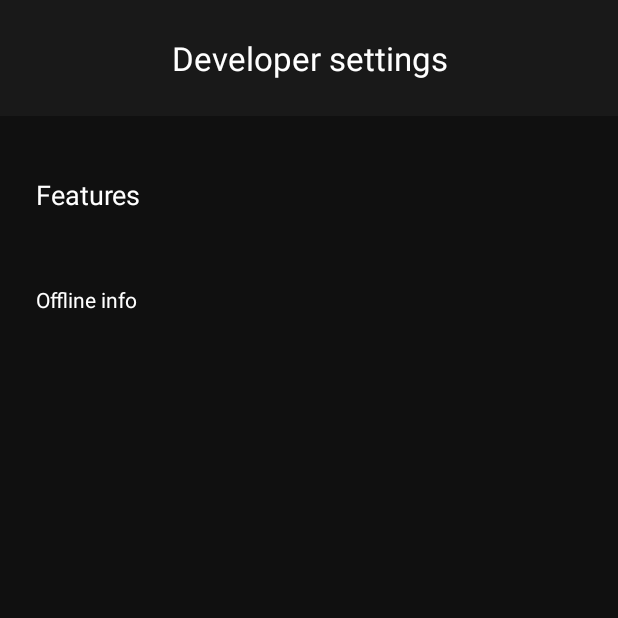
After one commit to NevMem/MoneySaverAndroid, an Android app: the DevSettingsActivity screen opened directly, with no data from a screen before it, on a phone screen of 412 x 824 dp, the top half of it. The commit adds this screen. Run offline under Robolectric (Android 15) with nearby library versions, the phone set to English and light mode, and no system bars; our stand-ins replace Dagger/Hilt's generated code, Room's generated code, Volley; network calls fail.

Commit message:
DevSettings page with all available features

```diff
--- a/app/src/main/AndroidManifest.xml
+++ b/app/src/main/AndroidManifest.xml
@@ -26,6 +26,7 @@
         <activity android:name=".activity.MonthDescriptionActivity" />
         <activity android:name=".activity.RegisterActivity" />
         <activity android:name=".activity.SettingsActivity" />
+        <activity android:name=".activity.DevSettingsActivity" />
     </application>
 
 </manifest>
--- /dev/null
+++ b/app/src/main/java/com/nevmem/moneysaver/activity/DevSettingsActivity.kt
@@ -0,0 +1,55 @@
+package com.nevmem.moneysaver.activity
+
+import android.os.Bundle
+import android.view.View
+import android.widget.TextView
+import androidx.fragment.app.FragmentActivity
+import androidx.lifecycle.Observer
+import androidx.lifecycle.ViewModelProviders
+import com.nevmem.moneysaver.R
+import com.nevmem.moneysaver.utils.UnitsHelper
+import kotlinx.android.synthetic.main.dev_settings_page.*
+
+class DevSettingsActivity : FragmentActivity() {
+    lateinit var viewModel: DevSettingsPageViewModel
+
+    override fun onCreate(savedInstanceState: Bundle?) {
+        super.onCreate(savedInstanceState)
+        setContentView(R.layout.dev_settings_page)
+
+        viewModel = ViewModelProviders.of(this).get(DevSettingsPageViewModel::class.java)
+
+        viewModel.features().observe(this, Observer {
+            if (it != null) {
+                featuresAnchor.removeAllViews()
+
+                it.forEach { featureIt -> run {
+                    val view = createFeatureView(featureIt.description, featureIt.isEnabled)
+                    view.setOnClickListener {
+                        viewModel.toggleFeature(featureIt.featureName)
+                    }
+                    featuresAnchor.addView(view)
+                }}
+            }
+        })
+    }
+
+    private fun createFeatureView(featureName: String, isActive: Boolean): View {
+        val textView = TextView(this)
+        textView.text = featureName
+
+        textView.setPadding(0,
+            UnitsHelper.fromDp(24f, resources.displayMetrics).toInt(),
+            0,
+            UnitsHelper.fromDp(24f, resources.displayMetrics).toInt())
+
+        if (isActive) {
+            val drawable = resources.getDrawable(R.drawable.check_icon_white)
+            val size = UnitsHelper.fromDp(24f, resources.displayMetrics).toInt()
+            drawable.setBounds(0, 0, size, size)
+            textView.setCompoundDrawables(null, null, drawable, null)
+        }
+
+        return textView
+    }
+}
--- /dev/null
+++ b/app/src/main/java/com/nevmem/moneysaver/activity/DevSettingsPageViewModel.kt
@@ -0,0 +1,42 @@
+package com.nevmem.moneysaver.activity
+
+import android.app.Application
+import android.util.Log
+import androidx.lifecycle.AndroidViewModel
+import androidx.lifecycle.LiveData
+import androidx.lifecycle.MutableLiveData
+import com.nevmem.moneysaver.App
+import com.nevmem.moneysaver.data.Features
+import com.nevmem.moneysaver.data.SettingsManager
+import com.nevmem.moneysaver.data.SettingsManagerListener
+import javax.inject.Inject
+
+class ToggleableFeature(val featureName: String, val description: String, val isEnabled: Boolean)
+
+class DevSettingsPageViewModel(app: Application): AndroidViewModel(app), SettingsManagerListener {
+    @Inject
+    lateinit var settingsManager: SettingsManager
+
+    private val features = MutableLiveData<List<ToggleableFeature>>()
+    fun features(): LiveData<List<ToggleableFeature>> = features
+
+    init {
+        app as App
+        app.appComponent.inject(this)
+
+        settingsManager.subscribe(this)
+        onFeaturesUpdated()
+    }
+
+    fun toggleFeature(featureName: String) {
+        settingsManager.toggleFeature(featureName)
+    }
+
+    override fun onFeaturesUpdated() {
+        val arr = ArrayList<ToggleableFeature>()
+        Features.availableFeatures.forEach {
+            arr.add(ToggleableFeature(it.second, it.first, settingsManager.isFeatureEnabled(it.second)))
+        }
+        features.postValue(arr)
+    }
+}
--- a/app/src/main/java/com/nevmem/moneysaver/activity/SettingsActivity.kt
+++ b/app/src/main/java/com/nevmem/moneysaver/activity/SettingsActivity.kt
@@ -31,9 +31,18 @@ class SettingsActivity : AppCompatActivity() {
 
         setupTagsAdapter()
 
+        devSettingsButton.setOnClickListener {
+            openDevSettings()
+        }
+
         logoutButton.setOnClickListener {
             logout()
         }
+    }
+
+    private fun openDevSettings() {
+        val intent = Intent(this, DevSettingsActivity::class.java)
+        startActivity(intent)
     }
 
     private fun setupTagsAdapter() {
--- a/app/src/main/java/com/nevmem/moneysaver/dagger/components/AppComponent.kt
+++ b/app/src/main/java/com/nevmem/moneysaver/dagger/components/AppComponent.kt
@@ -38,4 +38,5 @@ interface AppComponent {
     fun inject(manageTagsWalletsAdapter: ManageTagsWalletsAdapter)
     fun inject(dashboardPageDescriptions: DashboardPageDescriptions)
     fun inject(dashboardFragmentViewModel: DashboardFragmentViewModel)
+    fun inject(devSettingsPageViewModel: DevSettingsPageViewModel)
 }
--- a/app/src/main/java/com/nevmem/moneysaver/data/Features.kt
+++ b/app/src/main/java/com/nevmem/moneysaver/data/Features.kt
@@ -3,5 +3,9 @@ package com.nevmem.moneysaver.data
 abstract class Features {
     companion object {
         const val FEATURE_OFFLINE_INFO = "enable_offline_info"
+
+        val availableFeatures: ArrayList<Pair<String, String>> = arrayListOf(
+            Pair("Offline info", FEATURE_OFFLINE_INFO)
+        )
     }
 }
--- a/app/src/main/java/com/nevmem/moneysaver/data/SettingsManagerImpl.kt
+++ b/app/src/main/java/com/nevmem/moneysaver/data/SettingsManagerImpl.kt
@@ -43,6 +43,7 @@ class SettingsManagerImpl @Inject constructor(
             executor.execute {
                 appDatabase.featuresDao().insert(Feature(featureName))
             }
+            notifyFeaturesChanged()
         }
     }
 
@@ -52,6 +53,7 @@ class SettingsManagerImpl @Inject constructor(
             executor.execute {
                 appDatabase.featuresDao().delete(Feature(featureName))
             }
+            notifyFeaturesChanged()
         }
     }
 
--- /dev/null
+++ b/app/src/main/res/drawable/check_icon_white.xml
@@ -0,0 +1,6 @@
+<vector
+    android:height="24dp" android:tint="#FFF"
+    android:viewportHeight="24.0" android:viewportWidth="24.0"
+    android:width="24dp" xmlns:android="http://schemas.android.com/apk/res/android">
+    <path android:fillColor="#AA000000" android:pathData="M9,16.17L4.83,12l-1.42,1.41L9,19 21,7l-1.41,-1.41z"/>
+</vector>
--- /dev/null
+++ b/app/src/main/res/layout/dev_settings_page.xml
@@ -0,0 +1,43 @@
+<?xml version="1.0" encoding="utf-8"?>
+<ScrollView
+    xmlns:android="http://schemas.android.com/apk/res/android"
+    android:orientation="vertical"
+    android:layout_width="match_parent"
+    android:layout_height="match_parent"
+>
+    <LinearLayout
+        android:layout_width="match_parent"
+        android:layout_height="wrap_content"
+        android:orientation="vertical"
+    >
+        <TextView
+            android:layout_height="wrap_content" android:layout_width="match_parent"
+            android:id="@+id/devSettingsHeader"
+            android:paddingStart="24dp" android:paddingEnd="24dp"
+            android:paddingTop="24dp" android:paddingBottom="24dp"
+            android:textSize="22sp"
+            android:textColor="@color/default_white_color"
+            android:text="@string/developer_settings_string"
+            android:textAlignment="center"
+            android:background="@color/profile_color"
+        />
+
+        <TextView
+            android:layout_marginTop="16dp"
+            android:layout_width="match_parent"
+            android:layout_height="wrap_content"
+            android:padding="24dp"
+            android:textColor="@color/default_white_color"
+            android:text="@string/features_string"
+            android:textSize="18sp"
+        />
+
+        <LinearLayout
+            android:layout_width="match_parent"
+            android:layout_height="wrap_content"
+            android:id="@+id/featuresAnchor"
+            android:paddingStart="24dp" android:paddingEnd="24dp"
+            android:orientation="vertical"
+        />
+    </LinearLayout>
+</ScrollView>
--- a/app/src/main/res/values/strings.xml
+++ b/app/src/main/res/values/strings.xml
@@ -80,4 +80,5 @@
     <string name="daily_button_string">Daily</string>
     <string name="delete_string">Delete</string>
     <string name="developer_settings_string">Developer settings</string>
+    <string name="features_string">Features</string>
 </resources>
```
